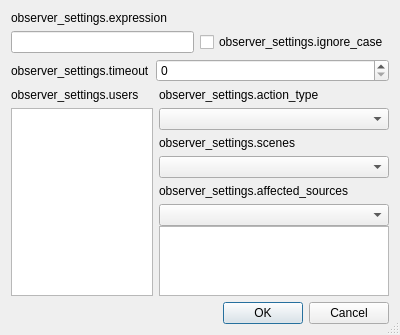
Qt form action-config-dialog.ui (x000000/observer) before a commit.
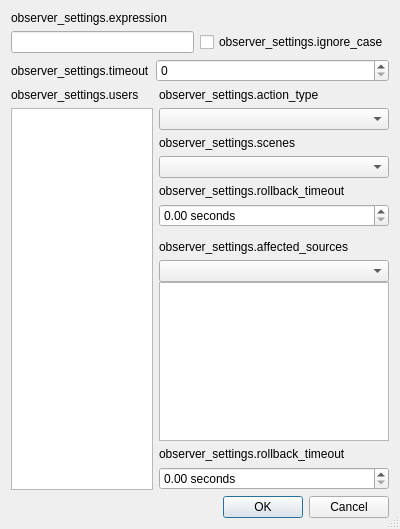
The same form after that commit.

Commit message: Add action rollback

```diff
--- a/action-config-dialog.ui
+++ b/action-config-dialog.ui
@@ -7,7 +7,7 @@
     <x>0</x>
     <y>0</y>
     <width>400</width>
-    <height>300</height>
+    <height>529</height>
    </rect>
   </property>
   <property name="windowTitle">
@@ -20,6 +20,9 @@
    <bool>true</bool>
   </property>
   <layout class="QVBoxLayout" name="verticalLayout_2">
+   <property name="sizeConstraint">
+    <enum>QLayout::SetMinimumSize</enum>
+   </property>
    <item>
     <widget class="QLabel" name="label">
      <property name="text">
@@ -122,6 +125,23 @@
           <item>
            <widget class="QComboBox" name="affectedScene"/>
           </item>
+          <item>
+           <widget class="QLabel" name="label_7">
+            <property name="text">
+             <string>observer_settings.rollback_timeout</string>
+            </property>
+           </widget>
+          </item>
+          <item>
+           <widget class="QDoubleSpinBox" name="sceneRollback">
+            <property name="suffix">
+             <string> seconds</string>
+            </property>
+            <property name="maximum">
+             <double>999.990000000000009</double>
+            </property>
+           </widget>
+          </item>
           <item>
            <spacer name="verticalSpacer">
             <property name="orientation">
@@ -181,6 +201,23 @@
             </item>
            </layout>
           </item>
+          <item>
+           <widget class="QLabel" name="label_8">
+            <property name="text">
+             <string>observer_settings.rollback_timeout</string>
+            </property>
+           </widget>
+          </item>
+          <item>
+           <widget class="QDoubleSpinBox" name="sourcesRollback">
+            <property name="suffix">
+             <string> seconds</string>
+            </property>
+            <property name="maximum">
+             <double>999.990000000000009</double>
+            </property>
+           </widget>
+          </item>
          </layout>
         </widget>
        </item>
```
The commit also changes 6 other files.
